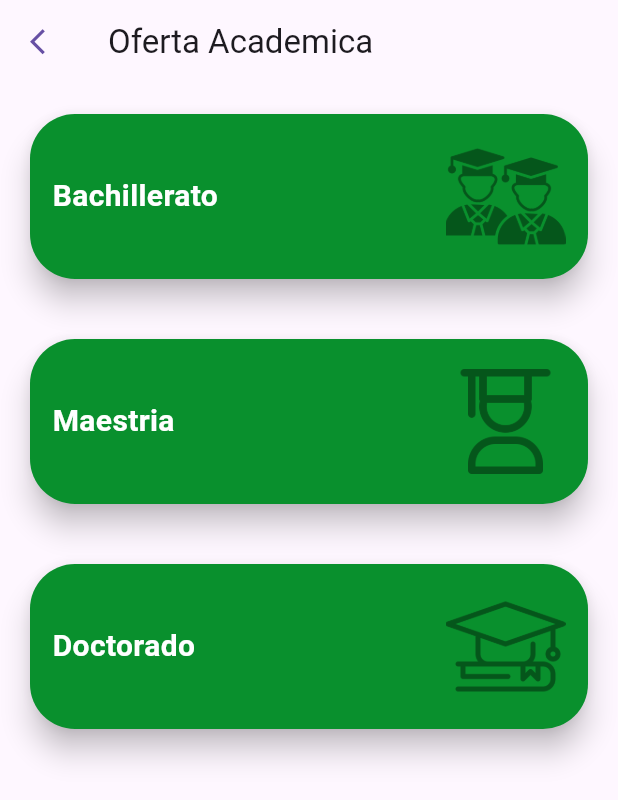
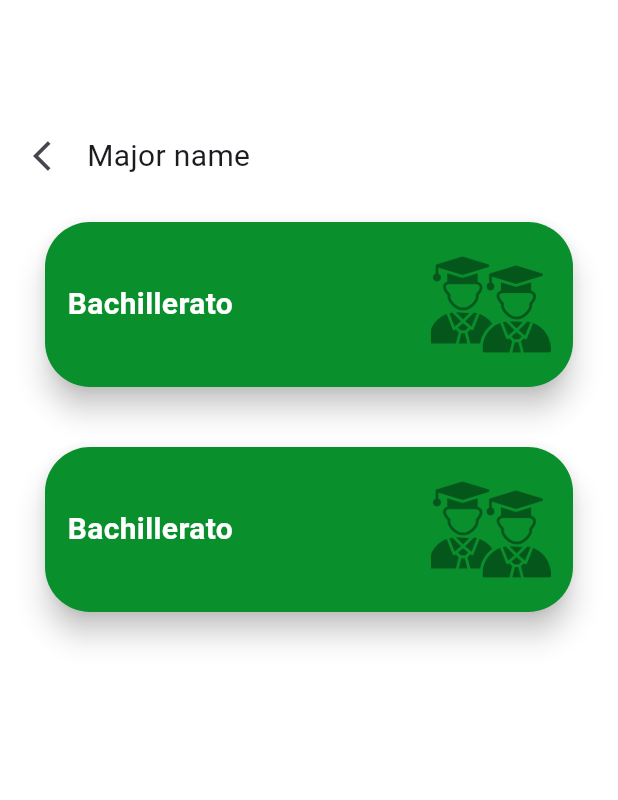
Before and after one commit to VictorSantos6/mi_uni_ui_feature, a Flutter app: the screen it shows after launch, on a phone screen of 412 x 824 dp. Shown: the top 800 px of the screen. Run offline on Flutter 3.47's test engine with Material 3 defaults, Android fonts, the phone set to English and light mode, and no system bars; our stand-ins replace go_router, readmore.

Commit message:
final final commit

```diff
--- /dev/null
+++ b/lib/config/route/routes.dart
@@ -0,0 +1,32 @@
+import 'package:go_router/go_router.dart';
+import 'package:mi_uni_feature/page/page/bachillerato_screen.dart';
+import 'package:mi_uni_feature/page/page/curriculum_page.dart';
+import 'package:mi_uni_feature/page/page/home_screen.dart';
+import 'package:mi_uni_feature/page/page/list_of_majors.dart';
+
+final GoRouter router = GoRouter(
+  initialLocation: '/',
+  routes: [
+    GoRoute(path: '/', builder: (context, state) => HomeScreen(),
+     routes: [
+        GoRoute(
+          path: 'bachillerato',
+          builder: (context, state) => BachilleratoScreen(),
+          routes: [
+             GoRoute(
+              path: 'listaDeGrados',
+              builder: (context, state) => ListOfMajors(),
+              routes: [
+                GoRoute(
+                  path: 'curriculum',
+                  builder: (context, state) => CurriculumPage(),
+                ),
+              ]
+            ),
+          ]
+        ),
+      ]),
+
+
+  ],
+);
--- /dev/null
+++ b/lib/core/data/const/assets.dart
@@ -0,0 +1,13 @@
+class Assets{
+  //static variables for the home screen
+  static const String bachillerato = 'assets/icons/bachillerato.png';
+  static const String maestria = 'assets/icons/maestrias.png';
+  static const String doctorado = 'assets/icons/doctorado.png';
+
+  //static variables for the bachilleratos screen
+  static const String ingenieria = 'assets/icons/ingenieria.png';
+  static const String adem = 'assets/icons/adem.png';
+  static const String artesCiencias = 'assets/icons/artes_ciencias.png';
+  static const String cienciasAgricolas = 'assets/icons/ciencias_agricolas.png';
+
+}
--- /dev/null
+++ b/lib/core/data/const/constants.dart
@@ -0,0 +1,3 @@
+import 'package:flutter/material.dart';
+
+const Color colorOficial = Color.fromRGBO(9, 144, 45, 1);
--- a/lib/main.dart
+++ b/lib/main.dart
@@ -1,6 +1,6 @@
 
 import 'package:flutter/material.dart';
-import 'package:mi_uni_feature/features/auth/config/routes.dart';
+import 'package:mi_uni_feature/config/route/routes.dart';
 
 void main(){
   runApp(FeatureApp());
--- /dev/null
+++ b/lib/page/page/home_screen.dart
@@ -0,0 +1,98 @@
+import 'package:flutter/cupertino.dart';
+import 'package:flutter/material.dart';
+import 'package:go_router/go_router.dart';
+import 'package:mi_uni_feature/core/data/const/assets.dart';
+import 'package:mi_uni_feature/core/data/const/constants.dart';
+
+
+
+class HomeScreen extends StatefulWidget {
+  const HomeScreen({super.key});
+
+  @override
+  State<HomeScreen> createState() => _HomeScreenState();
+}
+
+class _HomeScreenState extends State<HomeScreen> {
+
+  @override
+  Widget build(BuildContext context) {
+    return Scaffold(
+      backgroundColor: Colors.white,
+      body: ListView.builder(
+        padding: EdgeInsets.symmetric(horizontal: 10),
+        itemCount: 3,
+        physics: const NeverScrollableScrollPhysics(),
+        itemBuilder: (_, index){
+          if(index == 0){
+            return top(context);
+          }
+          return tile();
+          }
+          ),
+    );
+  }
+
+  Widget tile(){
+     return CupertinoButton(
+      pressedOpacity: 0.65,
+      onPressed: () => context.go('/bachillerato'),
+      padding: EdgeInsets.zero,
+      child: SizedBox(
+        height: 150,
+        child: Card(
+          elevation: 8,
+          margin: EdgeInsets.all(20),
+          shape: RoundedRectangleBorder(
+            borderRadius: BorderRadius.circular(30),
+          ),
+          color: colorOficial,
+          child: Padding(
+            padding: const EdgeInsets.all(15),
+            child: Stack(
+              children: [
+                Align(
+                  alignment: Alignment.centerLeft,
+                  child: Text(
+                    'Bachillerato',
+                    style: TextStyle(
+                      color: Colors.white,
+                      fontSize: 20,
+                      fontWeight: FontWeight.bold,
+                    ),
+                  ),
+                ),
+
+                Align(
+                  alignment: Alignment.centerRight,
+                  child: Opacity(opacity: .4, child: Image.asset(Assets.bachillerato)),
+                ),
+              ],
+            ),
+          ),
+        ),
+      ),
+    );
+  }
+   Widget top(context){
+    return Container(
+              padding: EdgeInsets.only(top: 80 ),
+              decoration: BoxDecoration(
+                color: Colors.white,
+              ),
+              child: Row(
+                children: [
+                  IconButton(
+                    icon: Icon(Icons.arrow_back_ios),
+                    onPressed: () => Navigator.pop(context),
+                  ),
+                  Text(
+                    "Major name",
+                    style: TextStyle(fontSize: 20),
+                  ),
+                ],
+              ),
+
+          );
+  }
+}
```
Also changed, not shown: lib/page/page/bachillerato_screen.dart (added, +94 -0 lines), lib/page/page/curriculum_page.dart (added, +117 -0 lines), lib/page/page/list_of_majors.dart (added, +104 -0 lines).
